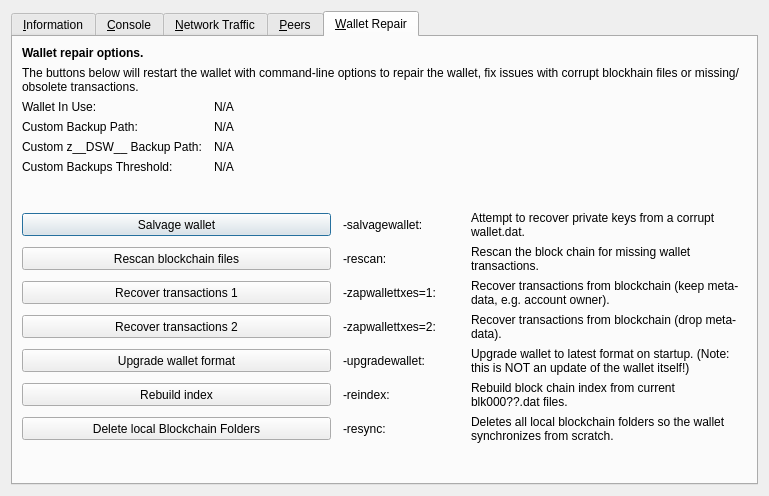
Above: src/qt/forms/rpcconsole.ui from decenomy/DSW before the change. Below: the same form after it.
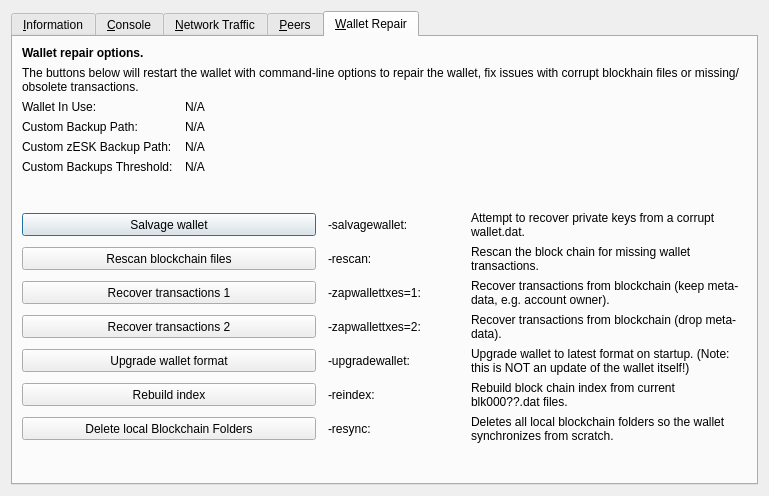
That is the form after the change. The open tabs and pages were chosen to show the change. Icons and pictures are not drawn. Custom widgets are drawn as their Qt base class.

```diff
--- a/src/qt/forms/rpcconsole.ui
+++ b/src/qt/forms/rpcconsole.ui
@@ -1333,7 +1333,7 @@
           <bool>false</bool>
          </property>
          <property name="text">
-          <string>Custom z__DSW__ Backup Path:</string>
+          <string>Custom zESK Backup Path:</string>
          </property>
         </widget>
        </item>
```
Left out of the diff: 2 changed lines with no effect on the pictures.
